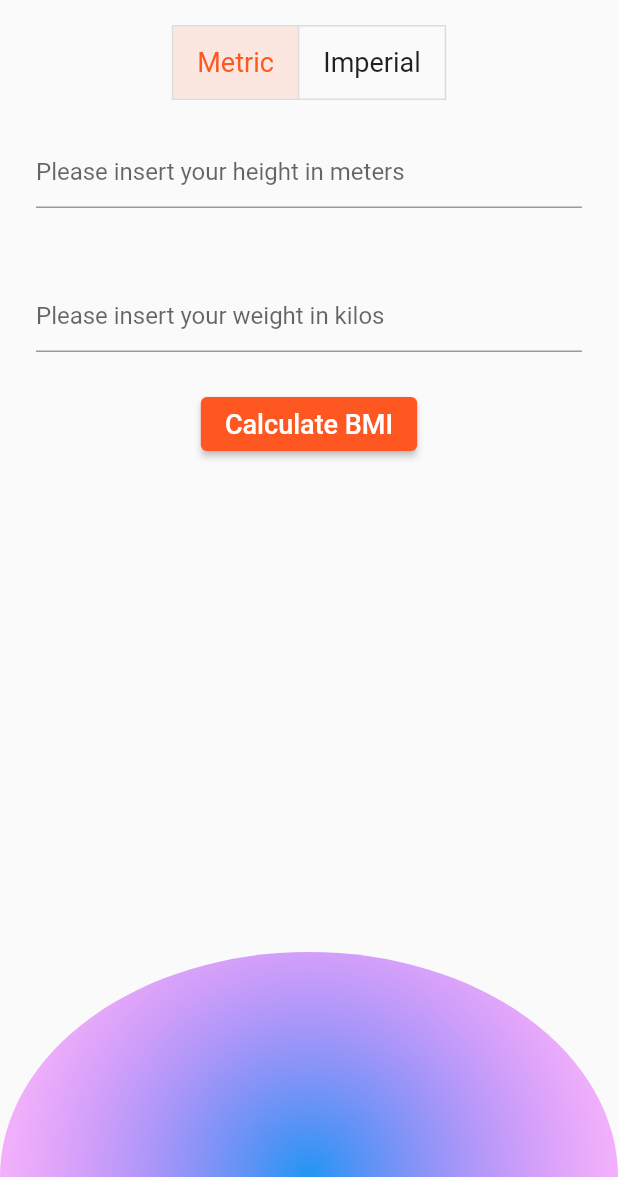
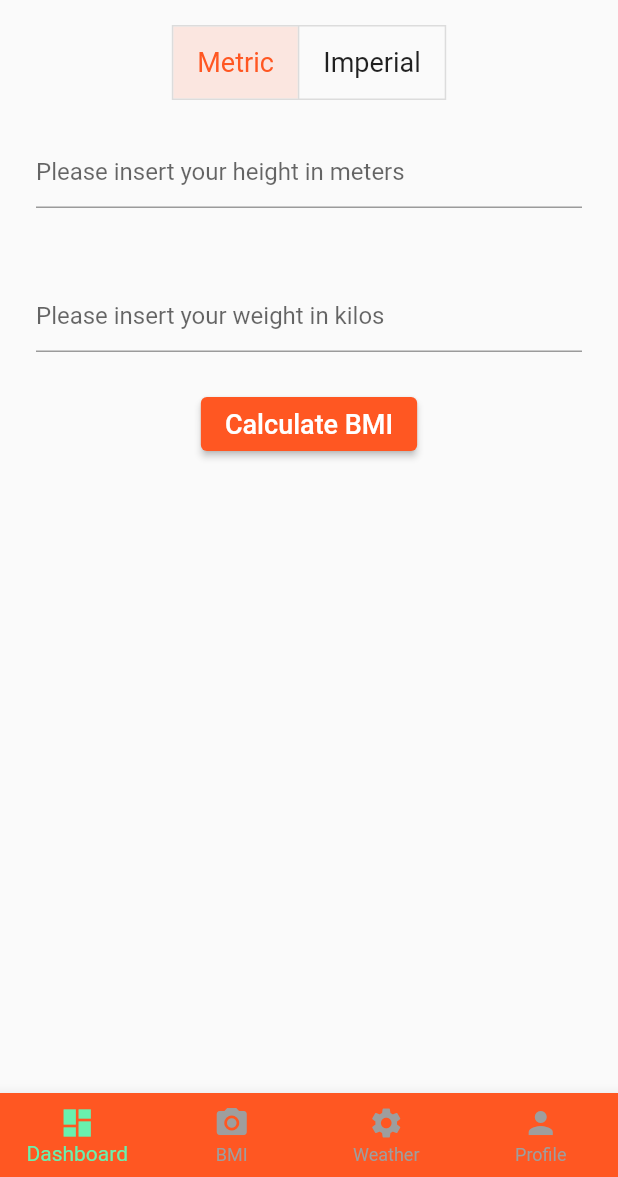
Before and after one commit to HamdaanAliQuatil/flutter-utility-apps, a Flutter app: the screen it shows after launch, in the side drawer, after a tap on "Home", on a phone screen of 412 x 824 dp, the part 59-1236 px from its top. Run offline on Flutter 3.47's test engine with Material 2 defaults, Android fonts, the light colour scheme and no system bars; our stand-ins replace google_nav_bar.

Commit message:
feat: add bottom navigation bar

```diff
--- a/lib/data/http_helper.dart
+++ b/lib/data/http_helper.dart
@@ -2,7 +2,7 @@ import 'package:http/http.dart' as http;
 
 class HttpHelper{
   //https://api.openweathermap.org/data/2.5/weather?q=Delhi&appid=757412f8d711817ed1c5d0bd03bfb924
-  final String authority = 'api.openweather.org';
+  final String authority = 'api.openweathermap.org';
   final String path = 'data/2.5/weather';
   final String apiKey = '757412f8d711817ed1c5d0bd03bfb924';
 
--- a/lib/main.dart
+++ b/lib/main.dart
@@ -3,6 +3,7 @@
 import 'package:flutter/material.dart';
 import 'package:footer_mgnregs/screens/dashboard.dart';
 import 'package:footer_mgnregs/screens/intro_screen.dart';
+import 'package:footer_mgnregs/screens/weather_screen.dart';
 
 void main() {
   runApp(GlobeApp());
@@ -19,6 +20,7 @@ class GlobeApp extends StatelessWidget {
       routes: {
         '/':(context) => Dashboard(),
         '/scan':(context) => Scan(),
+        '/weather':(context) => WeatherScreen(),
       },
       );
   }
--- a/lib/screens/dashboard.dart
+++ b/lib/screens/dashboard.dart
@@ -52,7 +52,7 @@ class _ScanState extends State<Scan> {
       elevation: 0.0,
       ),
 
-      bottomNavigationBar: MyArc(),
+      bottomNavigationBar: MenuButton(),
 
       drawer: MenuDrawer(),
 
--- a/lib/screens/intro_screen.dart
+++ b/lib/screens/intro_screen.dart
@@ -21,7 +21,7 @@ class Dashboard extends StatelessWidget {
       elevation: 0,
       ),
       drawer: MenuDrawer(),
-      bottomNavigationBar: MyArc(),
+      bottomNavigationBar: MenuButton(),
 
 
       body: Container(
--- a/lib/screens/weather_screen.dart
+++ b/lib/screens/weather_screen.dart
@@ -30,7 +30,6 @@ class _WeatherScreenState extends State<WeatherScreen> {
     HttpHelper helper = HttpHelper();
     result = await helper.getWeather('Delhi');
     setState(() {
-
     });
   }
 
--- a/lib/shared/menu_button.dart
+++ b/lib/shared/menu_button.dart
@@ -1,159 +1,62 @@
 // ignore_for_file: prefer_const_literals_to_create_immutables, prefer_const_constructors, prefer_const_declarations
 
 import 'dart:math' as math;
-
+import 'package:google_nav_bar/google_nav_bar.dart';
 import 'package:flutter/material.dart';
 
-void main() {
-  runApp(MaterialApp(home: MyApp()));
-}
+class MenuButton extends StatelessWidget {
+  const MenuButton({
+    Key? key,
+  }) : super(key: key);
 
-class MyApp extends StatefulWidget {
-  @override
-  _MyAppState createState() => _MyAppState();
-}
-
-class _MyAppState extends State<MyApp> {
   @override
   Widget build(BuildContext context) {
-    return Scaffold(
-      appBar: AppBar(
-        title: Text('Test App'),
-      ),
-        bottomNavigationBar: BottomNavigationBar(
-        unselectedItemColor: Colors.grey,
-        selectedItemColor: Colors.blue,
-        showUnselectedLabels: true,
-        selectedFontSize: 14,
-        unselectedFontSize: 14,
-        type: BottomNavigationBarType.fixed,
-        onTap: (index) {
-          if (index == 2) {
-            final diameter = 200.0;
-            final iconSize = 40;
-            showDialog(
-              context: context,
-              barrierDismissible: true,
-              barrierColor: Colors.grey.withOpacity(0.1),
-              builder: (context) => Material(
-                color: Colors.transparent,
-                child: Stack(
-                  alignment: AlignmentDirectional.bottomCenter,
-                  children: [
-                    Container(
-                      width: diameter + iconSize,
-                      height: diameter / 1.5,
-                      alignment: Alignment.bottomCenter,
-                      margin:
-                          EdgeInsets.only(bottom: kBottomNavigationBarHeight),
-                      child: Stack(
-                        children: [
-                          Container(
-                              alignment: Alignment.bottomCenter,
-                              child: MyArc(diameter: diameter)),
-                          Positioned(
-                            left: 0,
-                            bottom: 10,
-                            child: _buildButton(),
-                          ),
-                          Positioned(
-                            left: diameter / 4,
-                            top: 10,
-                            child: _buildButton(),
-                          ),
-                          Positioned(
-                            right: diameter / 4,
-                            top: 10,
-                            child: _buildButton(),
-                          ),
-                          Positioned(
-                            right: 0,
-                            bottom: 10,
-                            child: _buildButton(),
-                          )
-                        ],
-                      ),
-                    ),
-                  ],
-                ),
-              ),
-            );
-          }
-        },
-        items: List<BottomNavigationBarItem>.generate(
-          5,
-          (index) =>
-              BottomNavigationBarItem(icon: Icon(Icons.home), label: 'Home'),
+    return BottomNavigationBar(
+      onTap: (int index){
+        switch (index) {
+          case 0: Navigator.pushNamed(context, '/');
+                  break;
+          case 1: Navigator.pushNamed(context, '/scan');
+                  break;
+          case 2: Navigator.pushNamed(context, '/weather');
+                  break;
+        }
+      },
+      type: BottomNavigationBarType.fixed,
+      backgroundColor: Colors.deepOrange,
+      selectedItemColor: Colors.greenAccent,
+      unselectedItemColor: Colors.grey,
+      items: [
+        BottomNavigationBarItem(
+          icon: Icon(Icons.dashboard),
+          label: 'Dashboard',
         ),
-      ),
-    );
-  }
-
-  _buildButton() {
-    return Container(
-      constraints: BoxConstraints.tightFor(width: 40, height: 60),
-      child: Column(
-        children: [
-          Text(
-            'Title',
-            style: TextStyle(fontSize: 12),
-          ),
-          SizedBox(height: 3),
-          CircleAvatar(
-            backgroundColor: Colors.white,
-            child: Icon(Icons.home),
-          ),
-        ],
-      ),
+        BottomNavigationBarItem(
+          icon: Icon(Icons.camera_alt),
+          label: 'BMI',
+        ),
+        BottomNavigationBarItem(
+          icon: Icon(Icons.settings),
+          label: 'Weather',
+        ),
+        BottomNavigationBarItem( //import icons how to search
+          icon: Icon(Icons.person),
+          label: 'Profile',
+        ),
+    ],
     );
   }
 }
+// class MyArc extends StatelessWidget {
+//   final double diameter;
 
-class MyArc extends StatelessWidget {
-  final double diameter;
+//   const MyArc({Key? key, this.diameter = 200}) : super(key: key);
 
-  const MyArc({Key? key, this.diameter = 200}) : super(key: key);
-
-  @override
-  Widget build(BuildContext context) {
-    return CustomPaint(
-      painter: MyPainter(),
-      size: Size(diameter, diameter),
-    );
-  }
-}
-
-// This is the Painter class
-class MyPainter extends CustomPainter {
-  @override
-  void paint(Canvas canvas, Size size) {
-    final paint = Paint()
-      ..shader = RadialGradient(
-        colors: [
-          Colors.blue,
-          Colors.purpleAccent.withOpacity(0.4),
-        ],
-      ).createShader(Rect.fromCircle(
-        center: Offset(size.width / 2, size.height),
-        radius: 200,
-      ));
-    canvas.drawArc(
-      Rect.fromCenter(
-        center: Offset(size.width / 2, size.height),
-        height: size.height * 1.5,
-        width: size.width,
-      ),
-      math.pi,
-      math.pi,
-      false,
-      paint,
-    );
-  }
-
-  @override
-  bool shouldRepaint(CustomPainter oldDelegate) => false;
-}
-
+//   @override
+//   Widget build(BuildContext context) {
+//     return
+//   }
+// }
 
 // import "package:flutter/material.dart";
 
--- a/pubspec.yaml
+++ b/pubspec.yaml
@@ -39,6 +39,7 @@ dev_dependencies:
   flutter_test:
     sdk: flutter
   http: ^0.13.4
+  google_nav_bar: ^5.0.6
 
   # The "flutter_lints" package below contains a set of recommended lints to
   # encourage good coding practices. The lint set provided by the package is
```
Also changed, not shown: pubspec.lock, 1 other file.
